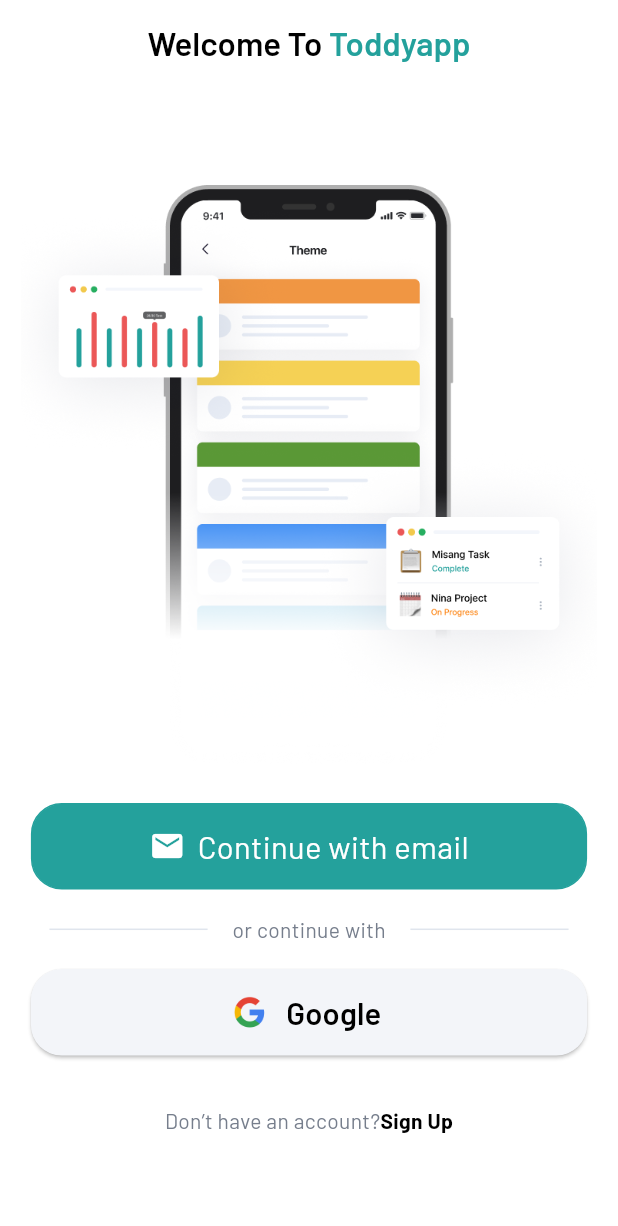
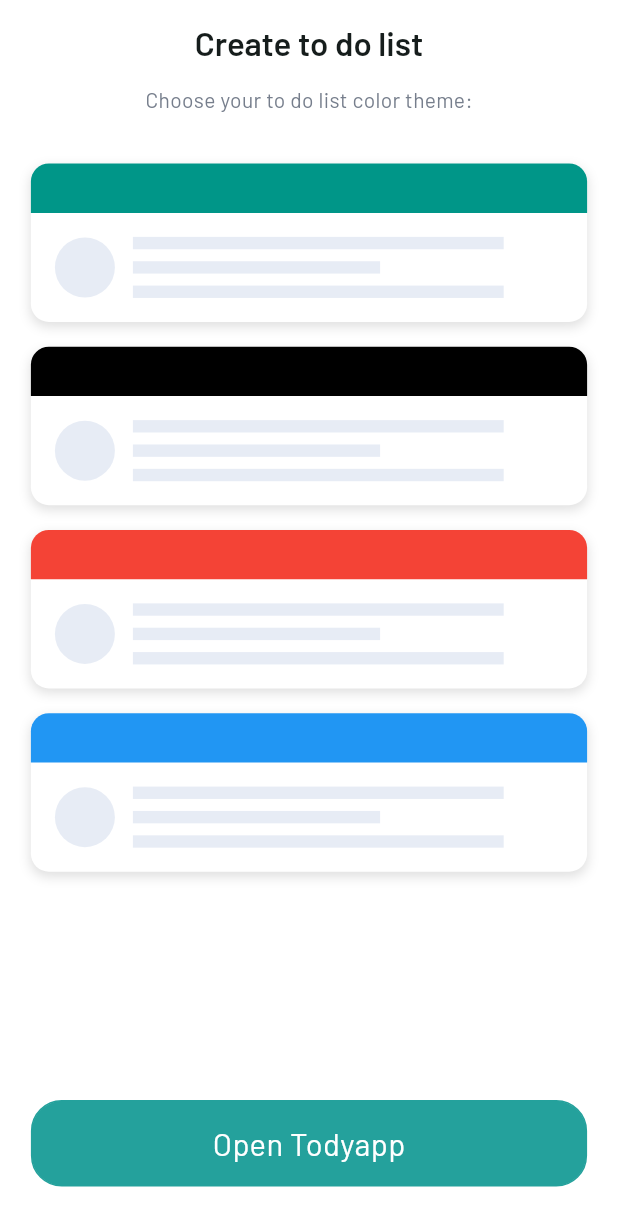
Before and after one commit to Suhail-20/Todyapp, a Flutter app: the screen it shows after launch, on a phone screen of 412 x 824 dp. Shown: the top 1226 px of the screen. Run offline on Flutter 3.47's test engine with Material 3 defaults, Android fonts, the phone set to English and light mode, and no system bars; our stand-ins replace cloud_firestore, device_preview, file_picker, firebase_auth, firebase_core, firebase_storage and 6 more; accounts and stored records are empty.

Commit message:
todo list screen

```diff
--- /dev/null
+++ b/lib/core/common/coloredcard.dart
@@ -0,0 +1,83 @@
+import 'package:flutter/material.dart';
+import 'package:flutter_riverpod/flutter_riverpod.dart';
+import 'package:todyapp/core/constants/constans.dart';
+import 'package:todyapp/main.dart';
+
+class ColoredCard extends ConsumerWidget {
+  final Color topColor;
+  const ColoredCard({super.key, required this.topColor});
+
+  @override
+  Widget build(BuildContext context, WidgetRef ref) {
+    return Padding(
+      padding: EdgeInsets.symmetric(horizontal: width * 0.05),
+      child: Container(
+        decoration: BoxDecoration(
+          color: Colors.white,
+          borderRadius: BorderRadius.circular(12),
+          boxShadow: [
+            BoxShadow(
+              color: Colors.black12,
+              blurRadius: 6,
+              offset: Offset(0, 3),
+            ),
+          ],
+        ),
+        child: Column(
+          children: [
+            // Colored Top Bar
+            Container(
+              height: height * 0.04,
+              decoration: BoxDecoration(
+                color: topColor,
+                borderRadius: const BorderRadius.only(
+                  topLeft: Radius.circular(12),
+                  topRight: Radius.circular(12),
+                ),
+              ),
+            ),
+            Padding(
+              padding: const EdgeInsets.all(16),
+              child: Row(
+                children: [
+                  // Avatar Placeholder
+                  Container(
+                    width: 40,
+                    height: 40,
+                    decoration: BoxDecoration(
+                      color: CardColors.blurColor,
+                      shape: BoxShape.circle,
+                    ),
+                  ),
+                  const SizedBox(width: 12),
+                  // Text Placeholder
+                  Expanded(
+                    child: Column(
+                      crossAxisAlignment: CrossAxisAlignment.start,
+                      children: [
+                        Container(
+                            height: height * 0.01,
+                            width: width * 0.6,
+                            color: CardColors.blurColor),
+                        const SizedBox(height: 8),
+                        Container(
+                            height: height * 0.01,
+                            width: width * 0.4,
+                            color: CardColors.blurColor),
+                        const SizedBox(height: 8),
+                        Container(
+                            height: height * 0.01,
+                            width: width * 0.6,
+                            color: CardColors.blurColor),
+                      ],
+                    ),
+                  ),
+                ],
+              ),
+            ),
+          ],
+        ),
+      ),
+    );
+  }
+}
--- a/lib/core/constants/constans.dart
+++ b/lib/core/constants/constans.dart
@@ -16,3 +16,7 @@
   static const Color dividerColor = Color(0xffE0E5ED);
   static const Color googleColor = Color(0xffF3F5F9);
 }
+
+class CardColors {
+  static const Color blurColor = Color(0xffE7ECF5);
+}
--- a/lib/featurs/home/home_page.dart
+++ b/lib/featurs/home/home_page.dart
@@ -1,4 +1,5 @@
 import 'package:flutter/material.dart';
+import 'package:todyapp/core/constants/constans.dart';
 
 class HomePage extends StatefulWidget {
   const HomePage({super.key});
@@ -10,6 +11,18 @@
 class _HomePageState extends State<HomePage> {
   @override
   Widget build(BuildContext context) {
-    return Scaffold();
+    return Scaffold(
+      backgroundColor: AppColors.whiteColor,
+      appBar: AppBar(
+        backgroundColor: AppColors.whiteColor,
+        centerTitle: true,
+        title: Text(
+          'Welcome Back!',
+          style: TextStyle(
+            fontWeight: FontWeight.w600,
+          ),
+        ),
+      ),
+    );
   }
 }
--- /dev/null
+++ b/lib/featurs/home/to_do_list_screen.dart
@@ -0,0 +1,66 @@
+import 'package:flutter/material.dart';
+import 'package:flutter_riverpod/flutter_riverpod.dart';
+import 'package:todyapp/core/common/button.dart';
+import 'package:todyapp/core/common/coloredcard.dart';
+import 'package:todyapp/core/constants/constans.dart';
+import 'package:todyapp/main.dart';
+
+class ToDoListScreen extends ConsumerWidget {
+  const ToDoListScreen({super.key});
+
+  @override
+  Widget build(BuildContext context, WidgetRef ref) {
+    final colors = [
+      Colors.teal,
+      Colors.black,
+      Colors.red,
+      Colors.blue,
+    ];
+
+    return Scaffold(
+      backgroundColor: AppColors.whiteColor,
+      appBar: AppBar(
+        backgroundColor: AppColors.whiteColor,
+        centerTitle: true,
+        title: Text(
+          'Create to do list',
+          style: TextStyle(
+            fontWeight: FontWeight.w600,
+          ),
+        ),
+      ),
+      body: SafeArea(
+        child: Column(
+          children: [
+            Center(
+              child: Text(
+                "Choose your to do list color theme:",
+                style: TextStyle(color: AppColors.secondaryColor),
+              ),
+            ),
+            SizedBox(height: height * 0.04),
+            Expanded(
+              child: ListView.separated(
+                itemCount: colors.length,
+                separatorBuilder: (_, __) => SizedBox(height: height * 0.02),
+                itemBuilder: (context, index) {
+                  return GestureDetector(
+                    onTap: () {
+                      debugPrint("Selected color: ${colors[index]}");
+                    },
+                    child: ColoredCard(topColor: colors[index]),
+                  );
+                },
+              ),
+            ),
+            FillButton(
+              text: "Open Todyapp",
+              onPressed: () {},
+            ),
+            SizedBox(height: height * 0.04),
+          ],
+        ),
+      ),
+    );
+  }
+}
--- a/lib/main.dart
+++ b/lib/main.dart
@@ -5,6 +5,7 @@
 import 'package:google_fonts/google_fonts.dart';
 import 'package:todyapp/core/constants/constans.dart';
 import 'package:todyapp/featurs/auth/screens/register_screen.dart';
+import 'package:todyapp/featurs/home/to_do_list_screen.dart';
 import 'package:todyapp/firebase_options.dart';
 
 var height;
@@ -43,7 +44,7 @@
           useMaterial3: true,
         ),
         debugShowCheckedModeBanner: false,
-        home: RegisterScreen(),
+        home: ToDoListScreen(),
       ),
     );
   }
```
